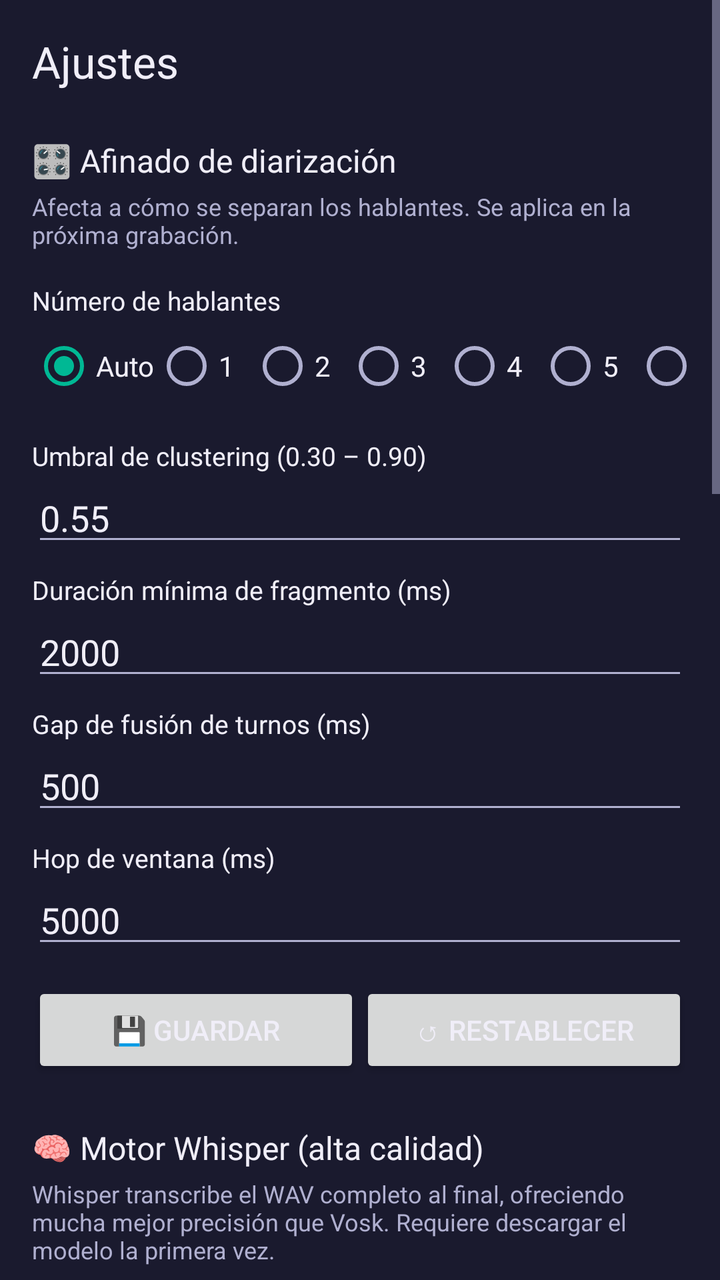
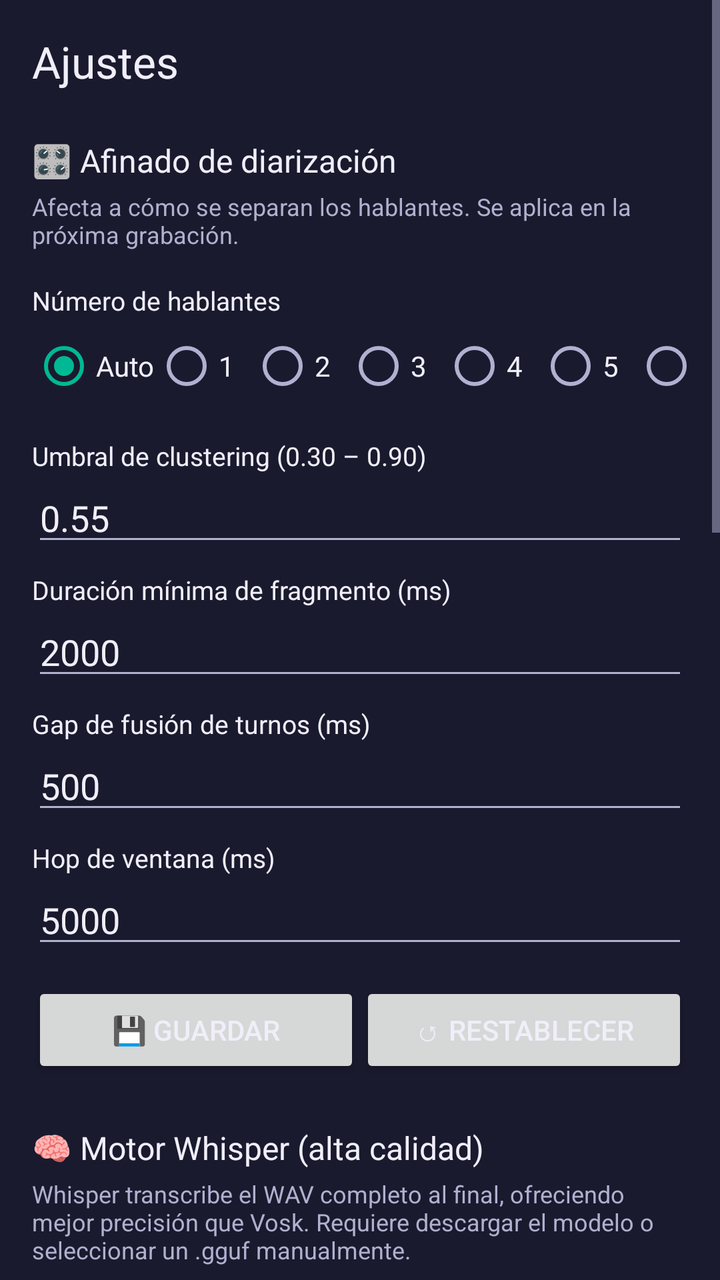

The first picture is an Android layout as it rendered before a commit; the second is the same layout after the commit. The layout source and the unified diff follow.
<!-- AndroidManifest.xml: application theme Theme.Microlisto -->
<!-- res/layout/fragment_ajustes.xml -->
<?xml version="1.0" encoding="utf-8"?>
<ScrollView xmlns:android="http://schemas.android.com/apk/res/android"
    android:layout_width="match_parent"
    android:layout_height="match_parent"
    android:background="#1A1A2E">

    <LinearLayout
        android:layout_width="match_parent"
        android:layout_height="wrap_content"
        android:orientation="vertical"
        android:padding="16dp">

        <TextView
            android:layout_width="wrap_content"
            android:layout_height="wrap_content"
            android:text="@string/ajustes_titulo"
            android:textSize="22sp"
            android:textColor="#F0EEF8"
            android:layout_marginBottom="16dp" />

        
        <TextView
            android:layout_width="wrap_content"
            android:layout_height="wrap_content"
            android:text="🎛 Afinado de diarización"
            android:textSize="16sp"
            android:textColor="#F0EEF8"
            android:layout_marginTop="8dp"
            android:layout_marginBottom="4dp" />

        <TextView
            android:layout_width="wrap_content"
            android:layout_height="wrap_content"
            android:text="Afecta a cómo se separan los hablantes. Se aplica en la próxima grabación."
            android:textSize="12sp"
            android:textColor="#B0B0D0"
            android:layout_marginBottom="8dp" />

        <TextView
            android:layout_width="wrap_content"
            android:layout_height="wrap_content"
            android:text="Número de hablantes"
            android:textSize="13sp"
            android:textColor="#F0EEF8"
            android:layout_marginTop="8dp" />

        <RadioGroup
            android:id="@+id/grupo_hablantes"
            android:layout_width="match_parent"
            android:layout_height="wrap_content"
            android:orientation="horizontal">

            <RadioButton android:id="@+id/radio_hablantes_auto" android:layout_width="wrap_content" android:layout_height="wrap_content" android:text="Auto" android:textColor="#F0EEF8" android:checked="true" />
            <RadioButton android:id="@+id/radio_hablantes_1" android:layout_width="wrap_content" android:layout_height="wrap_content" android:text="1" android:textColor="#F0EEF8" />
            <RadioButton android:id="@+id/radio_hablantes_2" android:layout_width="wrap_content" android:layout_height="wrap_content" android:text="2" android:textColor="#F0EEF8" />
            <RadioButton android:id="@+id/radio_hablantes_3" android:layout_width="wrap_content" android:layout_height="wrap_content" android:text="3" android:textColor="#F0EEF8" />
            <RadioButton android:id="@+id/radio_hablantes_4" android:layout_width="wrap_content" android:layout_height="wrap_content" android:text="4" android:textColor="#F0EEF8" />
            <RadioButton android:id="@+id/radio_hablantes_5" android:layout_width="wrap_content" android:layout_height="wrap_content" android:text="5" android:textColor="#F0EEF8" />
            <RadioButton android:id="@+id/radio_hablantes_6" android:layout_width="wrap_content" android:layout_height="wrap_content" android:text="6" android:textColor="#F0EEF8" />
        </RadioGroup>

        <TextView android:layout_width="wrap_content" android:layout_height="wrap_content" android:text="Umbral de clustering (0.30 – 0.90)" android:textSize="13sp" android:textColor="#F0EEF8" android:layout_marginTop="12dp" />
        <EditText android:id="@+id/input_umbral" android:layout_width="match_parent" android:layout_height="wrap_content" android:inputType="numberDecimal" android:text="0.55" android:textColor="#F0EEF8" />

        <TextView android:layout_width="wrap_content" android:layout_height="wrap_content" android:text="Duración mínima de fragmento (ms)" android:textSize="13sp" android:textColor="#F0EEF8" android:layout_marginTop="8dp" />
        <EditText android:id="@+id/input_min_frag" android:layout_width="match_parent" android:layout_height="wrap_content" android:inputType="number" android:text="2000" android:textColor="#F0EEF8" />

        <TextView android:layout_width="wrap_content" android:layout_height="wrap_content" android:text="Gap de fusión de turnos (ms)" android:textSize="13sp" android:textColor="#F0EEF8" android:layout_marginTop="8dp" />
        <EditText android:id="@+id/input_gap" android:layout_width="match_parent" android:layout_height="wrap_content" android:inputType="number" android:text="500" android:textColor="#F0EEF8" />

        <TextView android:layout_width="wrap_content" android:layout_height="wrap_content" android:text="Hop de ventana (ms)" android:textSize="13sp" android:textColor="#F0EEF8" android:layout_marginTop="8dp" />
        <EditText android:id="@+id/input_hop" android:layout_width="match_parent" android:layout_height="wrap_content" android:inputType="number" android:text="5000" android:textColor="#F0EEF8" />

        <LinearLayout android:layout_width="match_parent" android:layout_height="wrap_content" android:orientation="horizontal" android:layout_marginTop="12dp">
            <Button android:id="@+id/boton_guardar_ajustes" android:layout_width="0dp" android:layout_height="wrap_content" android:layout_weight="1" android:text="💾 Guardar" />
            <Button android:id="@+id/boton_resetear_ajustes" android:layout_width="0dp" android:layout_height="wrap_content" android:layout_weight="1" android:text="↺ Restablecer" />
        </LinearLayout>

        
        <TextView
            android:layout_width="wrap_content"
            android:layout_height="wrap_content"
            android:text="🧠 Motor Whisper (alta calidad)"
            android:textSize="16sp"
            android:textColor="#F0EEF8"
            android:layout_marginTop="24dp"
            android:layout_marginBottom="4dp" />

        <TextView
            android:layout_width="wrap_content"
            android:layout_height="wrap_content"
            android:text="Whisper transcribe el WAV completo al final, ofreciendo mucha mejor precisión que Vosk. Requiere descargar el modelo la primera vez."
            android:textSize="12sp"
            android:textColor="#B0B0D0"
            android:layout_marginBottom="8dp" />

        <TextView
            android:id="@+id/texto_estado_whisper"
            android:layout_width="wrap_content"
            android:layout_height="wrap_content"
            android:text="Comprobando…"
            android:textSize="13sp"
            android:textColor="#F0EEF8"
            android:layout_marginBottom="8dp" />

        <Button
            android:id="@+id/boton_descargar_whisper"
            android:layout_width="wrap_content"
            android:layout_height="wrap_content"
            android:text="📥 Descargar modelo (~809 MB)"
            android:layout_marginBottom="8dp" />

        <Button
            android:id="@+id/boton_borrar_whisper"
            android:layout_width="wrap_content"
            android:layout_height="wrap_content"
            android:text="🗑 Borrar modelo Whisper"
            android:layout_marginBottom="16dp" />

        
        <TextView
            android:layout_width="wrap_content"
            android:layout_height="wrap_content"
            android:text="💾 Almacenamiento"
            android:textSize="16sp"
            android:textColor="#F0EEF8"
            android:layout_marginTop="16dp"
            android:layout_marginBottom="4dp" />

        <TextView
            android:id="@+id/texto_stats"
            android:layout_width="match_parent"
            android:layout_height="wrap_content"
            android:text="Cargando…"
            android:textSize="13sp"
            android:textColor="#B0B0D0"
            android:layout_marginBottom="8dp" />

        <Button
            android:id="@+id/boton_limpiar_wavs"
            android:layout_width="wrap_content"
            android:layout_height="wrap_content"
            android:text="🗑 Limpiar todos los WAVs"
            android:layout_marginBottom="8dp" />

        <Button
            android:id="@+id/boton_borrar_todo"
            android:layout_width="wrap_content"
            android:layout_height="wrap_content"
            android:text="🗑 Borrar todas las conversaciones"
            android:layout_marginBottom="16dp" />
<Button
    android:id="@+id/boton_descargar_whisper"
    android:layout_width="wrap_content"
    android:layout_height="wrap_content"
    android:text="📥 Descargar modelo (~620 MB)"
    android:layout_marginBottom="8dp" />

<Button
    android:id="@+id/boton_seleccionar_modelo"
    android:layout_width="wrap_content"
    android:layout_height="wrap_content"
    android:text="📂 Seleccionar archivo .gguf"
    android:layout_marginBottom="8dp" />

<Button
    android:id="@+id/boton_borrar_whisper"
    android:layout_width="wrap_content"
    android:layout_height="wrap_content"
    android:text="🗑 Borrar modelo Whisper"
    android:layout_marginBottom="16dp" />

        
        <TextView android:layout_width="wrap_content" android:layout_height="wrap_content" android:text="@string/ajustes_asistente_hyperos" android:textSize="16sp" android:textColor="#F0EEF8" android:layout_marginTop="16dp" android:layout_marginBottom="4dp" />
        <TextView android:layout_width="wrap_content" android:layout_height="wrap_content" android:text="@string/ajustes_asistente_hyperos_desc" android:textSize="13sp" android:textColor="#B0B0D0" android:layout_marginBottom="8dp" />
        <Button android:id="@+id/boton_asistente_hyperos" android:layout_width="wrap_content" android:layout_height="wrap_content" android:text="@string/config_boton_abrir_ajustes" android:layout_marginBottom="24dp" />

        
        <TextView android:layout_width="wrap_content" android:layout_height="wrap_content" android:text="@string/ajustes_debug_titulo" android:textSize="16sp" android:textColor="#F0EEF8" android:layout_marginTop="16dp" android:layout_marginBottom="4dp" />
        <TextView android:layout_width="wrap_content" android:layout_height="wrap_content" android:text="@string/ajustes_debug_desc" android:textSize="13sp" android:textColor="#B0B0D0" android:layout_marginBottom="8dp" />
        <Button android:id="@+id/boton_ver_log" android:layout_width="wrap_content" android:layout_height="wrap_content" android:text="@string/ajustes_ver_log" android:layout_marginBottom="24dp" />

        
        <TextView android:layout_width="wrap_content" android:layout_height="wrap_content" android:text="@string/ajustes_acerca_de" android:textSize="16sp" android:textColor="#F0EEF8" android:layout_marginTop="16dp" android:layout_marginBottom="4dp" />
        <TextView android:layout_width="wrap_content" android:layout_height="wrap_content" android:text="@string/ajustes_acerca_de_texto" android:textSize="13sp" android:textColor="#B0B0D0" />

    </LinearLayout>
</ScrollView>
<!-- resources referenced by this layout -->
<resources>
  <string name="ajustes_acerca_de">Acerca de Microlisto</string>
  <string name="ajustes_acerca_de_texto">Microlisto v1.0\n\nTranscripción y análisis de conversaciones, 100%% offline.\n\nMotor: Vosk + Whisper\nDiarización: pyannote + WeSpeaker\n\nTodo el procesamiento ocurre en el dispositivo.</string>
  <string name="ajustes_asistente_hyperos">Asistente HyperOS</string>
  <string name="ajustes_asistente_hyperos_desc">Volver a mostrar los pasos de configuración de segundo plano</string>
  <string name="ajustes_debug_desc">Log interno de la app. Útil para diagnosticar problemas en la grabación, transcripción o diarización.</string>
  <string name="ajustes_debug_titulo">Depuración</string>
  <string name="ajustes_titulo">Ajustes</string>
  <string name="ajustes_ver_log">Ver log de depuración</string>
  <string name="config_boton_abrir_ajustes">Abrir ajustes</string>
  <style name="Theme.Microlisto" parent="Theme.MaterialComponents.DayNight.NoActionBar">
          <item name="colorPrimary">#6C5CE7</item>
          <item name="colorPrimaryVariant">#4A3FB5</item>
          <item name="colorOnPrimary">#FFFFFF</item>
          <item name="colorSecondary">#00B894</item>
          <item name="colorSecondaryVariant">#008C6E</item>
          <item name="colorOnSecondary">#FFFFFF</item>
          <item name="android:statusBarColor">#1A1A2E</item>
          <item name="android:navigationBarColor">#1A1A2E</item>
          <item name="android:windowBackground">#1A1A2E</item>
          <item name="android:textColorPrimary">#F0EEF8</item>
          <item name="android:textColorSecondary">#B0B0D0</item>
      </style>
</resources>

<!-- the commit's change to res/layout/fragment_ajustes.xml (unified diff, before → after) -->
@@ -89,7 +89,7 @@
         <TextView
             android:layout_width="wrap_content"
             android:layout_height="wrap_content"
-            android:text="Whisper transcribe el WAV completo al final, ofreciendo mucha mejor precisión que Vosk. Requiere descargar el modelo la primera vez."
+            android:text="Whisper transcribe el WAV completo al final, ofreciendo mejor precisión que Vosk. Requiere descargar el modelo o seleccionar un .gguf manualmente."
             android:textSize="12sp"
             android:textColor="#B0B0D0"
             android:layout_marginBottom="8dp" />
@@ -107,7 +107,14 @@
             android:id="@+id/boton_descargar_whisper"
             android:layout_width="wrap_content"
             android:layout_height="wrap_content"
-            android:text="📥 Descargar modelo (~809 MB)"
+            android:text="📥 Descargar modelo (~620 MB)"
+            android:layout_marginBottom="8dp" />
+
+        <Button
+            android:id="@+id/boton_seleccionar_modelo"
+            android:layout_width="wrap_content"
+            android:layout_height="wrap_content"
+            android:text="📂 Seleccionar archivo .gguf"
             android:layout_marginBottom="8dp" />
 
         <Button
@@ -149,26 +156,6 @@
             android:layout_height="wrap_content"
             android:text="🗑 Borrar todas las conversaciones"
             android:layout_marginBottom="16dp" />
-<Button
-    android:id="@+id/boton_descargar_whisper"
-    android:layout_width="wrap_content"
-    android:layout_height="wrap_content"
-    android:text="📥 Descargar modelo (~620 MB)"
-    android:layout_marginBottom="8dp" />
-
-<Button
-    android:id="@+id/boton_seleccionar_modelo"
-    android:layout_width="wrap_content"
-    android:layout_height="wrap_content"
-    android:text="📂 Seleccionar archivo .gguf"
-    android:layout_marginBottom="8dp" />
-
-<Button
-    android:id="@+id/boton_borrar_whisper"
-    android:layout_width="wrap_content"
-    android:layout_height="wrap_content"
-    android:text="🗑 Borrar modelo Whisper"
-    android:layout_marginBottom="16dp" />
 
         
         <TextView android:layout_width="wrap_content" android:layout_height="wrap_content" android:text="@string/ajustes_asistente_hyperos" android:textSize="16sp" android:textColor="#F0EEF8" android:layout_marginTop="16dp" android:layout_marginBottom="4dp" />
